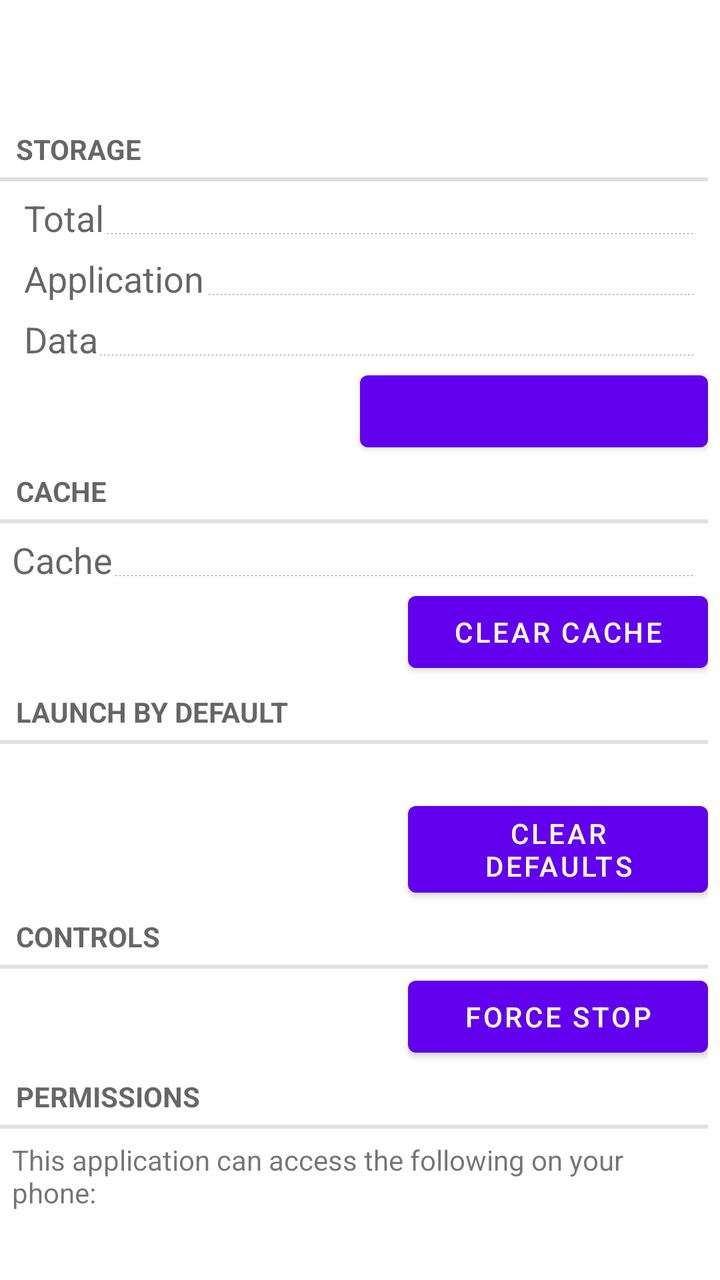
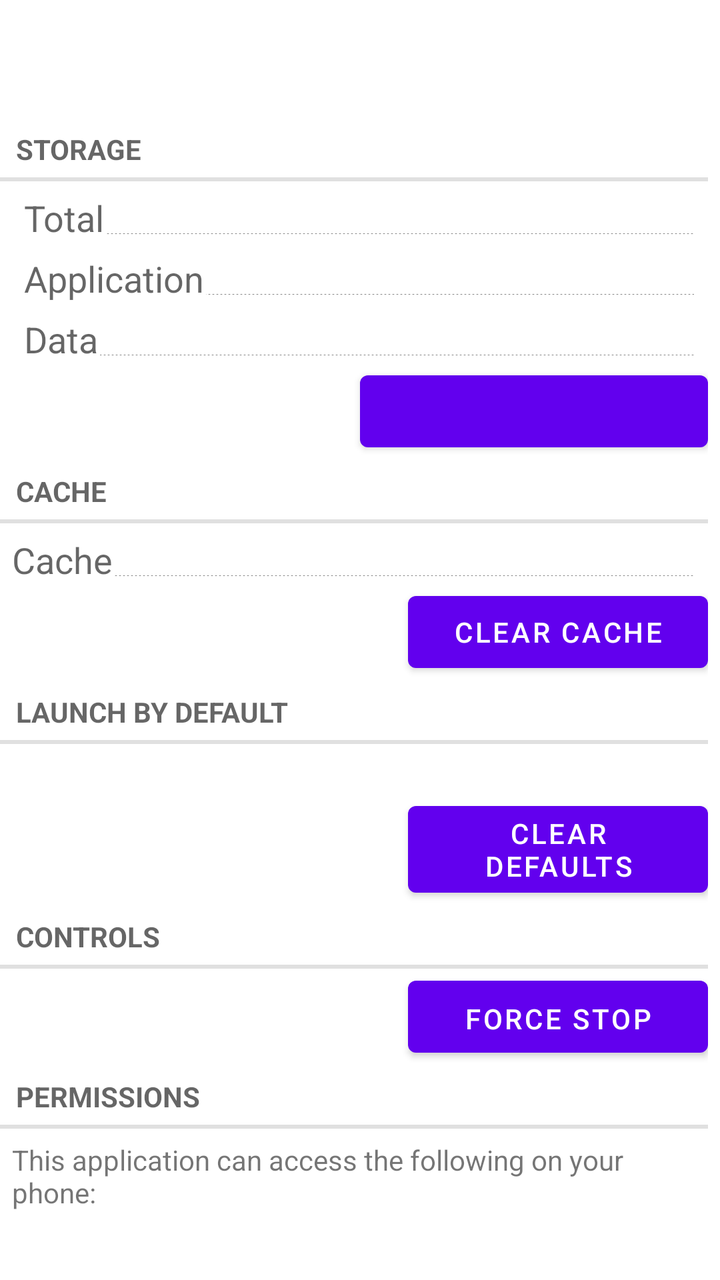

Compare the two renders of this Android layout. The source of the first and the diff that turns it into the second are given below.
<!-- AndroidManifest.xml: fallback theme Theme.MaterialComponents.DayNight.NoActionBar -->
<!-- res/layout/installed_app_details.xml -->
<?xml version="1.0" encoding="utf-8"?>
<ScrollView
    xmlns:android="http://schemas.android.com/apk/res/android"
    android:layout_width="fill_parent"
    android:layout_height="fill_parent">
    <LinearLayout
        android:id="@+id/all_details"
        android:layout_width="fill_parent"
        android:layout_height="fill_parent"
        android:paddingRight="6dip"
        android:paddingTop="5dip"
        android:paddingBottom="5dip"
        android:orientation="vertical">

        
        <RelativeLayout
            android:layout_width="fill_parent"
            android:layout_height="wrap_content"
            android:layout_gravity="center_vertical">

            <LinearLayout
                android:orientation="vertical"
                android:layout_alignParentLeft="true"
                android:layout_width="fill_parent"
                android:layout_height="wrap_content"
                android:paddingTop="6dip"
                android:paddingBottom="6dip"
                android:paddingRight="6dip"
                android:paddingLeft="6dip" >
                
                <TextView android:id="@+id/app_name"
                    android:layout_width="wrap_content"
                    android:layout_height="wrap_content"
                    android:textAppearance="?android:attr/textAppearanceMedium"
                    android:textStyle="bold"
                    android:singleLine="true"
                    android:ellipsize="marquee"
                    android:layout_marginBottom="2dip" />
                
                <TextView android:id="@+id/app_version"
                    android:layout_marginTop="-4dip"
                    android:layout_gravity="center_vertical"
                    android:layout_width="wrap_content"
                    android:layout_height="wrap_content"
                    android:textAppearance="?android:attr/textAppearanceSmall" />
            </LinearLayout>

            
            <ImageView android:id="@+id/app_icon"
                android:layout_width="@android:dimen/app_icon_size"
                android:layout_height="@android:dimen/app_icon_size"
                android:layout_alignParentRight="true"
                android:paddingTop="6dip"
                android:paddingBottom="6dip"
                android:paddingRight="6dip"
                android:scaleType="fitCenter" />
        </RelativeLayout>


        <TextView
            style="?android:attr/listSeparatorTextViewStyle"
            android:text="@string/storage_label" />

        <LinearLayout
            android:layout_width="fill_parent"
            android:layout_height="wrap_content"
            android:paddingLeft="6dip"
            android:orientation="vertical">
            <LinearLayout
                android:layout_width="fill_parent"
                android:layout_height="wrap_content"
                android:orientation="horizontal"
                android:baselineAligned="true"
                android:paddingTop="-1dip">
                <TextView
                    android:id="@+id/total_size_prefix"
                    android:text="@string/total_size_label"
                    android:textAppearance="?android:attr/textAppearanceMedium"
                    android:layout_height="wrap_content"
                    android:layout_width="wrap_content"
                    android:maxLines="1"
                    android:paddingTop="6dip"
                    android:paddingLeft="6dip"/>

                <ImageView
                    android:id="@+id/info_size_dots"
                    android:src="@drawable/dotted_line_480px"
                    android:layout_width="0dip"
                    android:layout_weight="1"
                    android:layout_height="1px"
                    android:layout_gravity="bottom"
                    android:layout_marginLeft="1dip"
                    android:layout_marginRight="1dip"
                    android:layout_marginBottom="4dip"
                    android:scaleType="center" />
                <TextView
                    android:id="@+id/total_size_text"
                    android:paddingTop="6dip"
                    android:paddingRight="6dip"
                    android:textAppearance="?android:attr/textAppearanceMedium"
                    android:layout_height="wrap_content"
                    android:layout_width="wrap_content"
                    android:maxLines="1" />

            </LinearLayout>
            <LinearLayout
                android:layout_width="fill_parent"
                android:layout_height="wrap_content"
                android:orientation="horizontal"
                android:baselineAligned="true"
                android:paddingTop="-1dip">
                <TextView
                    android:id="@+id/application_size_prefix"
                    android:text="@string/application_size_label"
                    android:textAppearance="?android:attr/textAppearanceMedium"
                    android:layout_height="wrap_content"
                    android:layout_width="wrap_content"
                    android:maxLines="1"
                    android:paddingTop="6dip"
                    android:paddingLeft="6dip"/>
                <ImageView
                    android:id="@+id/info_size_dots"
                    android:src="@drawable/dotted_line_480px"
                    android:layout_width="0dip"
                    android:layout_weight="1"
                    android:layout_height="1px"
                    android:layout_gravity="bottom"
                    android:layout_marginLeft="1dip"
                    android:layout_marginRight="1dip"
                    android:layout_marginBottom="4dip"
                    android:scaleType="center" />
                <TextView
                    android:id="@+id/application_size_text"
                    android:textAppearance="?android:attr/textAppearanceMedium"
                    android:paddingTop="6dip"
                    android:paddingRight="6dip"
                    android:layout_height="wrap_content"
                    android:layout_width="wrap_content"
                    android:maxLines="1" />

            </LinearLayout>
            <LinearLayout
                android:id="@+id/info_size"
                android:layout_width="fill_parent"
                android:layout_height="wrap_content"
                android:orientation="horizontal"
                android:baselineAligned="true"
                android:paddingTop="-1dip">
                <TextView
                    android:id="@+id/data_size_prefix"
                    android:text="@string/data_size_label"
                    android:textAppearance="?android:attr/textAppearanceMedium"
                    android:layout_height="wrap_content"
                    android:layout_width="wrap_content"
                    android:maxLines="1"
                    android:paddingTop="6dip"
                    android:paddingLeft="6dip"/>
                <ImageView
                    android:id="@+id/info_size_dots"
                    android:src="@drawable/dotted_line_480px"
                    android:layout_width="0dip"
                    android:layout_weight="1"
                    android:layout_height="1px"
                    android:layout_gravity="bottom"
                    android:layout_marginLeft="1dip"
                    android:layout_marginRight="1dip"
                    android:layout_marginBottom="4dip"
                    android:scaleType="center" />
                <TextView
                    android:id="@+id/data_size_text"
                    android:textAppearance="?android:attr/textAppearanceMedium"
                    android:paddingTop="6dip"
                    android:paddingRight="6dip"
                    android:layout_height="wrap_content"
                    android:layout_width="wrap_content"
                    android:maxLines="1" />

            </LinearLayout>
            
            <LinearLayout
                android:layout_width="fill_parent"
                android:layout_height="wrap_content"
                android:gravity="bottom"
                android:orientation="horizontal">
                <Button
                    android:id="@+id/manage_space_button"
                    android:text="@string/manage_space_text"
                    android:visibility="invisible"
                    android:layout_width="150dip"
                    android:paddingLeft="6dip"
                    android:layout_gravity="left"
                    android:layout_weight="0.4"
                    android:layout_height="wrap_content"/>
                
                <View
                    android:id="@+id/buttons_spacer_left"
                    android:layout_width="0dip"
                    android:layout_height="wrap_content"
                    android:layout_weight="0.2"
                    android:visibility="gone" />
 
                <Button
                    android:id="@+id/uninstall_button"
                    android:layout_width="150dip"
                    android:paddingRight="6dip"
                    android:layout_gravity="right"
                    android:layout_weight="0.4"
                    android:layout_height="wrap_content"/>
            </LinearLayout>
        </LinearLayout>

        
        <RelativeLayout
            android:id="@+id/cache_panel"
            android:layout_width="fill_parent"
            android:layout_height="wrap_content" >
            <TextView
                android:id="@+id/cache_header"
                style="?android:attr/listSeparatorTextViewStyle"
                android:text="@string/cache_header_label" />
            <LinearLayout
                android:id="@+id/cache_size"
                android:layout_width="fill_parent"
                android:layout_height="wrap_content"
                android:orientation="horizontal"
                android:baselineAligned="true"
                android:layout_below="@id/cache_header"
                android:paddingTop="-1dip">
                <TextView
                    android:text="@string/cache_size_label"
                    android:layout_height="wrap_content"
                    android:layout_width="wrap_content"
                    android:maxLines="1"
                    android:textAppearance="?android:attr/textAppearanceMedium"
                    android:paddingTop="6dip"
                    android:gravity="center_vertical"
                    android:paddingLeft="6dip"/>
                <ImageView
                    android:src="@drawable/dotted_line_480px"
                    android:layout_width="0dip"
                    android:layout_weight="1"
                    android:layout_height="1px"
                    android:layout_gravity="bottom"
                    android:layout_marginLeft="1dip"
                    android:layout_marginRight="1dip"
                    android:layout_marginBottom="4dip"
                    android:scaleType="center" />
                <TextView
                    android:id="@+id/cache_size_text"
                    android:textAppearance="?android:attr/textAppearanceMedium"
                    android:paddingTop="6dip"
                    android:paddingRight="6dip"
                    android:layout_height="wrap_content"
                    android:layout_width="wrap_content"
                    android:maxLines="1" />
            </LinearLayout>

            <Button android:id="@+id/clear_cache_button"
                android:layout_alignParentRight="true"
                android:layout_below="@id/cache_size"
                android:layout_centerHorizontal="true"
                android:layout_width="150dip"
                android:text="@string/clear_cache_btn_text"
                android:layout_height="wrap_content" />
        </RelativeLayout>

        
        <TextView
            style="?android:attr/listSeparatorTextViewStyle"
            android:text="@string/auto_launch_label" />

        <RelativeLayout 
            android:layout_width="fill_parent"
            android:layout_height="wrap_content"
            android:layout_gravity="center_vertical">
            <TextView android:id="@+id/auto_launch"
                android:textAppearance="?android:attr/textAppearanceSmall"
                android:layout_alignParentLeft="true"
                android:layout_width="fill_parent"
                android:layout_height="wrap_content"
                android:paddingTop="6dip"
                android:paddingRight="6dip"
                android:paddingLeft="6dip" />
            <Button android:id="@+id/clear_activities_button"
                android:layout_alignParentRight="true"
                android:layout_below="@id/auto_launch"
                android:layout_centerHorizontal="true"
                android:layout_width="150dip"
                android:text="@string/clear_activities"
                 android:layout_height="wrap_content" />
        </RelativeLayout>

        
        <TextView
            style="?android:attr/listSeparatorTextViewStyle"
            android:text="@string/controls_label" />

        <RelativeLayout
            android:layout_width="fill_parent"
            android:layout_height="wrap_content"
            android:layout_gravity="center_vertical">
            <Button android:id="@+id/force_stop_button"
                android:layout_alignParentRight="true"
                android:layout_alignParentTop="true"
                android:layout_centerHorizontal="true"
                android:layout_width="150dip"
                android:text="@string/force_stop"
                android:layout_height="wrap_content" />
        </RelativeLayout>

        
        <LinearLayout
            android:id="@+id/permissions_section"
            android:layout_width="fill_parent"
            android:layout_height="fill_parent"
            android:orientation="vertical">
            <TextView
                style="?android:attr/listSeparatorTextViewStyle"
                android:text="@string/permissions_label" />
            <TextView
                android:text="@string/security_settings_desc"
                android:textAppearance="?android:attr/textAppearanceSmall"
                android:paddingTop="6dip"
                android:paddingLeft="6dip"
                android:paddingBottom="6dip"
                android:layout_width="fill_parent"
                android:layout_height="wrap_content" />
            <LinearLayout
                android:id="@+id/security_settings_list"
                android:layout_width="fill_parent"
                android:layout_height="fill_parent"
                android:orientation="vertical"/>
        </LinearLayout>
    </LinearLayout>
</ScrollView>
<!-- resources referenced by this layout -->
<resources>
  <!-- drawable dotted_line_480px: png bitmap (drawable-hdpi, 135 bytes) -->
  <string name="application_size_label">Application</string>
  <string name="auto_launch_label">Launch by default</string>
  <string name="cache_header_label">Cache</string>
  <string name="cache_size_label">Cache</string>
  <string name="clear_activities">Clear defaults</string>
  <string name="clear_cache_btn_text">Clear cache</string>
  <string name="controls_label">Controls</string>
  <string name="data_size_label">Data</string>
  <string name="force_stop">Force stop</string>
  <string name="manage_space_text">Manage space</string>
  <string name="permissions_label">Permissions</string>
  <string name="security_settings_desc">This application can access the following on your phone:</string>
  <string name="storage_label">Storage</string>
  <string name="total_size_label">Total</string>
</resources>

<!-- the commit's change to res/layout/installed_app_details.xml (unified diff, before → after) -->
@@ -287,7 +287,7 @@
                 android:layout_centerHorizontal="true"
                 android:layout_width="150dip"
                 android:text="@string/clear_activities"
-                 android:layout_height="wrap_content" />
+                android:layout_height="wrap_content" />
         </RelativeLayout>
 
         
@@ -303,6 +303,7 @@
                 android:layout_alignParentRight="true"
                 android:layout_alignParentTop="true"
                 android:layout_centerHorizontal="true"
+                android:paddingTop="6dip"
                 android:layout_width="150dip"
                 android:text="@string/force_stop"
                 android:layout_height="wrap_content" />
